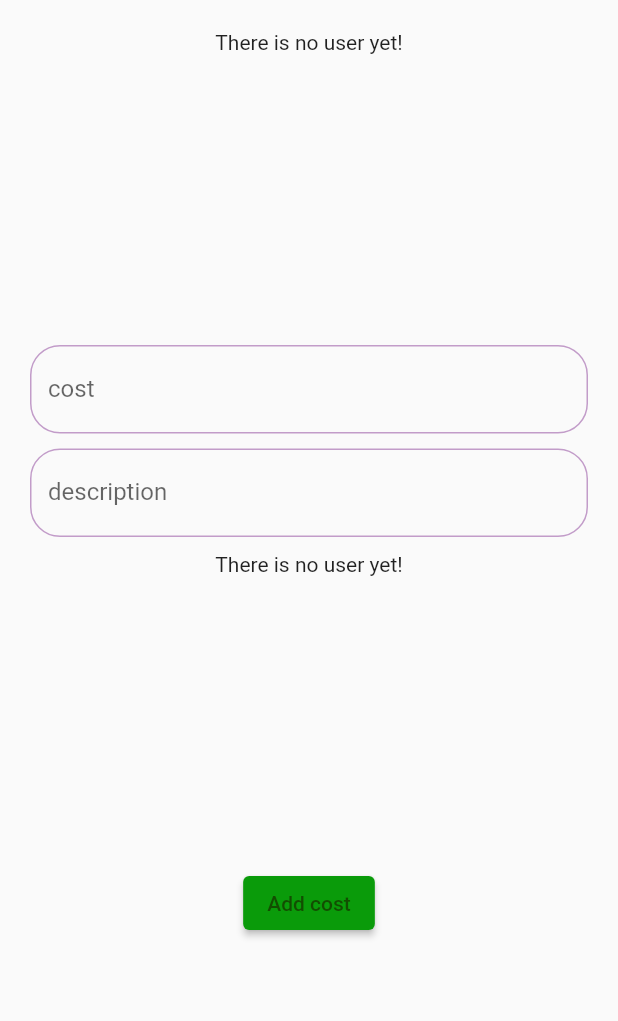
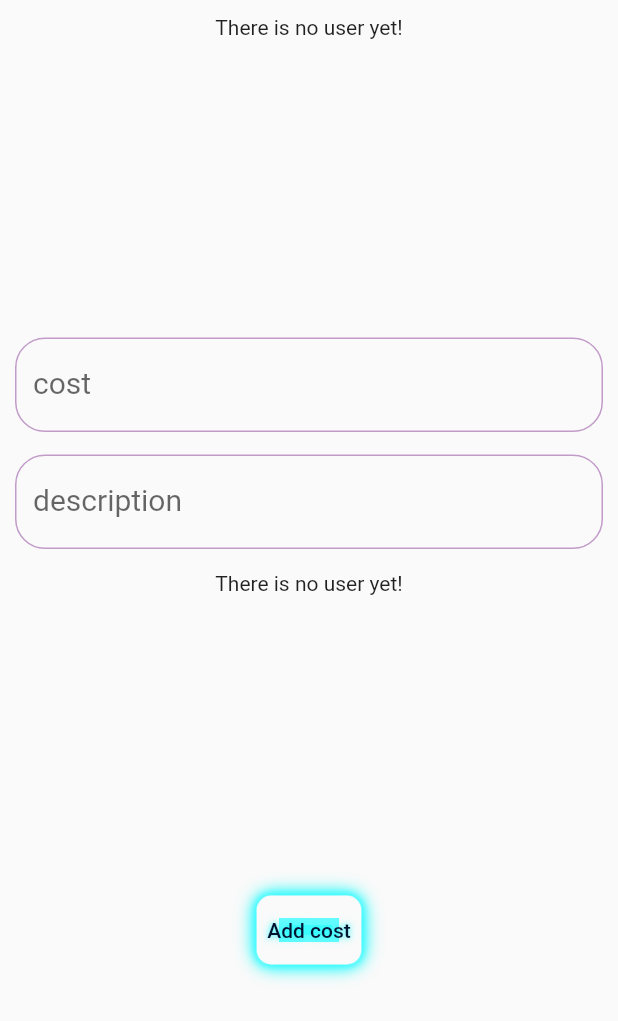
Before and after one commit to mehranghaffarian/cost_handler, a Flutter app: the AddCostPage screen opened by its route, on a phone screen of 412 x 824 dp. Shown: the top 1021 px of the screen. Run offline on Flutter 3.47's test engine with Material 2 defaults, Android fonts, the phone set to English and light mode, and no system bars; our stand-ins replace google_nav_bar, sqflite; accounts and stored records are empty.

Commit message:
neon button added and theme enhanced

```diff
--- a/lib/presentation/pages/add_cost_page.dart
+++ b/lib/presentation/pages/add_cost_page.dart
@@ -5,6 +5,7 @@ import 'package:cost_handler/domain/cost_entity.dart';
 import 'package:cost_handler/domain/user_entity.dart';
 import 'package:cost_handler/presentation/widgets/mg_appbar.dart';
 import 'package:cost_handler/presentation/widgets/mg_choosable_chip.dart';
+import 'package:cost_handler/presentation/widgets/neon_button.dart';
 import 'package:flutter/material.dart';
 
 class AddCostPage extends StatefulWidget {
@@ -39,17 +40,19 @@ class _AddCostPageState extends State<AddCostPage> {
 
   @override
   Widget build(BuildContext context) {
+    final colorScheme = Theme.of(context).colorScheme;
+
     return Scaffold(
         body: SingleChildScrollView(
         child: Padding(
-          padding: const EdgeInsets.all(20),
+          padding: const EdgeInsets.all(10),
           child: Form(
             child: Column(
               children: [
                 isLoading
                     ? const CircularProgressIndicator()
                     : _createSpenderGridView(),
-                const SizedBox(height: 10),
+                const SizedBox(height: 15),
                 TextField(
                   maxLines: 1,
                   decoration: InputDecoration(
@@ -64,7 +67,7 @@ class _AddCostPageState extends State<AddCostPage> {
                   keyboardType: TextInputType.number,
                   controller: costController,
                 ),
-                const SizedBox(height: 10),
+                const SizedBox(height: 15),
                 TextField(
                   maxLines: 1,
                   decoration: InputDecoration(
@@ -78,12 +81,12 @@ class _AddCostPageState extends State<AddCostPage> {
                   ),
                   controller: descriptionController,
                 ),
-                const SizedBox(height: 10),
+                const SizedBox(height: 15),
                 isLoading
                     ? const CircularProgressIndicator()
                     : _createUsersGridView(receivers),
-                const SizedBox(height: 10),
-                ElevatedButton(
+                const SizedBox(height: 15),
+                NeonButton(
                   onPressed: () async {
                     setState(() {
                       //todo: fix this shit
@@ -91,12 +94,11 @@ class _AddCostPageState extends State<AddCostPage> {
                     final result = _addCost();
                     if (await result) {
                       context.showSnack("Cost added successfully");
-                      Navigator.of(context).pop(true);
                     } else {
                       context.showSnack("Adding cost failed");
                     }
                   },
-                  child: const Text("Add cost"),
+                  buttonText: "Add cost",
                 ),
               ],
             ),
@@ -123,14 +125,15 @@ class _AddCostPageState extends State<AddCostPage> {
       height: 200,
       child: allUsers.isEmpty
           ? const Text("There is no user yet!")
-          : ListView.builder(
-              // gridDelegate:
-              //     const SliverGridDelegateWithMaxCrossAxisExtent(
-              //         maxCrossAxisExtent: 4),
+          : GridView.builder(
+              gridDelegate:
+                  const SliverGridDelegateWithFixedCrossAxisCount(crossAxisCount: 4),
               itemCount: allUsers.length,
               itemBuilder: (BuildContext context, int index) {
                 final user = allUsers[index];
-                return MGChoosableChip(
+                return Container(
+                  margin: const EdgeInsets.all(5),
+                  child: MGChoosableChip(
                     label: user.userName,
                     onTap: (newValue) {
                       if (newValue) {
@@ -139,6 +142,7 @@ class _AddCostPageState extends State<AddCostPage> {
                         receivers.remove(user);
                       }
                     },
+                  ),
                 );
               },
             ),
@@ -150,20 +154,22 @@ class _AddCostPageState extends State<AddCostPage> {
       height: 200,
       child: allUsers.isEmpty
           ? const Text("There is no user yet!")
-          : ListView.builder(
-              // gridDelegate:
-              //     const SliverGridDelegateWithMaxCrossAxisExtent(
-              //         maxCrossAxisExtent: 4),
+          : GridView.builder(
+              gridDelegate:
+                  const SliverGridDelegateWithFixedCrossAxisCount(crossAxisCount: 4),
               itemCount: allUsers.length,
               itemBuilder: (BuildContext context, int index) {
                 final user = allUsers[index];
-                return MGChoosableChip(
+                return Container(
+                  margin: const EdgeInsets.all(5),
+                  child: MGChoosableChip(
                     label: user.userName,
                     onTap: (newValue) {
                       if (newValue) {
                         spender = user;
                       }
                     },
+                  ),
                 );
               },
             ),
--- a/lib/presentation/pages/add_user/add_user_page.dart
+++ b/lib/presentation/pages/add_user/add_user_page.dart
@@ -1,6 +1,7 @@
 import 'package:cost_handler/core/constants.dart';
 import 'package:cost_handler/core/users_database_helper.dart';
 import 'package:cost_handler/presentation/widgets/mg_appbar.dart';
+import 'package:cost_handler/presentation/widgets/neon_button.dart';
 import 'package:flutter/material.dart';
 import 'package:cost_handler/core/extensions/show_snack.dart';
 
@@ -32,17 +33,16 @@ class AddUserPage extends StatelessWidget {
               controller: addUserNameController,
             ),
             const SizedBox(height: 10),
-            ElevatedButton(
+            NeonButton(
               onPressed: () async{
                 final result = _addUser();
                 if (await result) {
                   context.showSnack("User added successfully");
-                  Navigator.of(context).pop();
                 } else {
                   context.showSnack("Adding user name failed");
                 }
               },
-              child: const Text("Add user"),
+              buttonText: "Add user",
             ),
             const SizedBox(height: 10),
           ],
--- a/lib/presentation/widgets/neon_button.dart
+++ b/lib/presentation/widgets/neon_button.dart
@@ -3,8 +3,11 @@ import 'package:flutter/material.dart';
 
 class NeonButton extends StatefulWidget {
   final Color? givenShadowColor;
+  final Color? textColor;
+  final Function() onPressed;
+  final String buttonText;
 
-  const NeonButton({Key? key, this.givenShadowColor}) : super(key: key);
+  const NeonButton({Key? key, this.givenShadowColor, required this.onPressed, required this.buttonText, this.textColor}) : super(key: key);
 
   @override
   State<NeonButton> createState() => _NeonButtonState();
@@ -15,10 +18,7 @@ class _NeonButtonState extends State<NeonButton> {
 
   @override
   Widget build(BuildContext context) {
-    Color shadowColor =  Colors.redAccent.shade700;
-    Color backgroundColor = widget.givenShadowColor?.withOpacity(0.7) ?? Colors.redAccent.shade700;
-    // Color shadowColor = Colors.blueAccent.shade700;
-    // Color shadowColor = Colors.purpleAccent.shade700;
+    final colorScheme = Theme.of(context).colorScheme;
 
     return Listener(
       onPointerDown: (_) => setState(() {
@@ -30,34 +30,34 @@ class _NeonButtonState extends State<NeonButton> {
       child: AnimatedContainer(
         duration: const Duration(milliseconds: 1000),
         decoration: BoxDecoration(
-            color: isPressed ? backgroundColor : null,
+            color: isPressed ? colorScheme.background : null,
             borderRadius: BorderRadius.circular(10),
             boxShadow: [
               for (double i = 1; i < 5; i++)
                 BoxShadow(
                     spreadRadius: -1,
                     blurStyle: BlurStyle.outer,
-                    color: Colors.white,
+                    color: colorScheme.shadow,
                     blurRadius: (isPressed ? 5 : 3) * i),
               for (double i = 1; i < 5; i++)
                 BoxShadow(
                     spreadRadius: -1,
                     blurStyle: BlurStyle.outer,
-                    color: shadowColor,
+                    color: widget.givenShadowColor ?? colorScheme.shadow,
                     blurRadius: (isPressed ? 5 : 3) * i)
             ]),
         child: TextButton(
           onHover: (hovered) => setState(() {
             isPressed = hovered;
           }),
-          onPressed: () {},
+          onPressed: widget.onPressed,
           child: Text(
-            "neon button",
+            widget.buttonText,
             style: TextStyle(
-              color: Colors.white,
+              color: widget.textColor ?? colorScheme.background,
               shadows: [
                 for (double i = 1; i < (isPressed ? 8 : 4); i++)
-                  Shadow(color: shadowColor, blurRadius: i * 3),
+                  Shadow(color: widget.givenShadowColor ?? colorScheme.shadow, blurRadius: i * 3),
               ],
             ),
           ),
```
Also changed, not shown: lib/main.dart (+16 -16 lines), lib/presentation/pages/home_page.dart (+49 -24 lines). Lines whose indentation alone changed are shown as unchanged.
